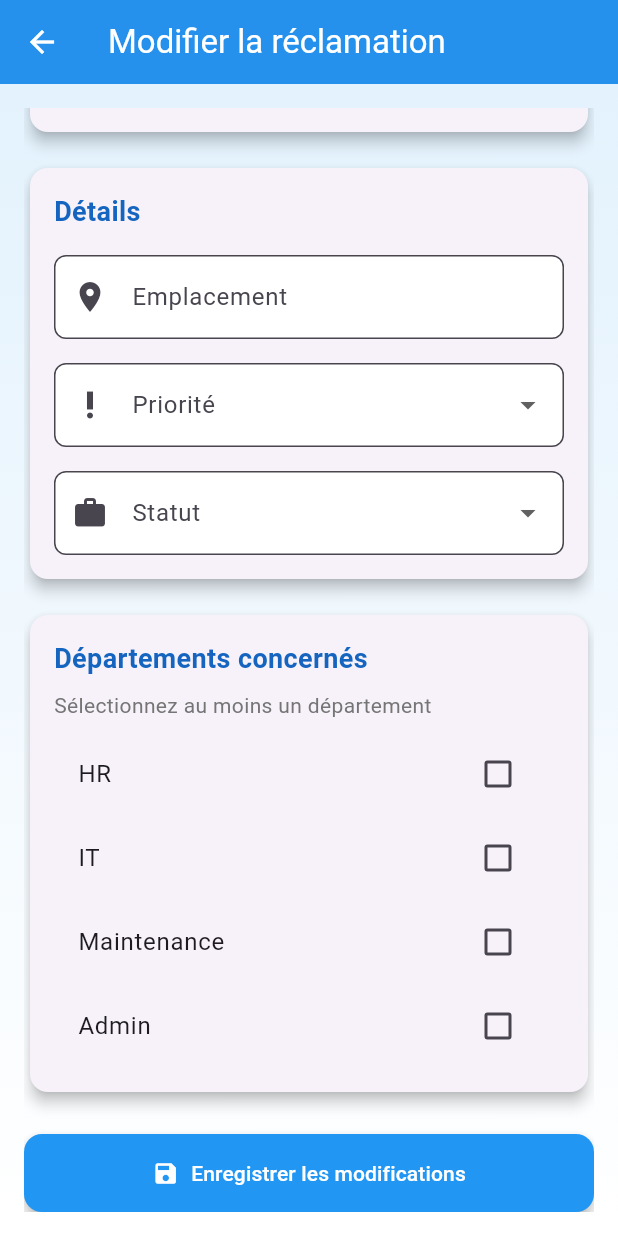
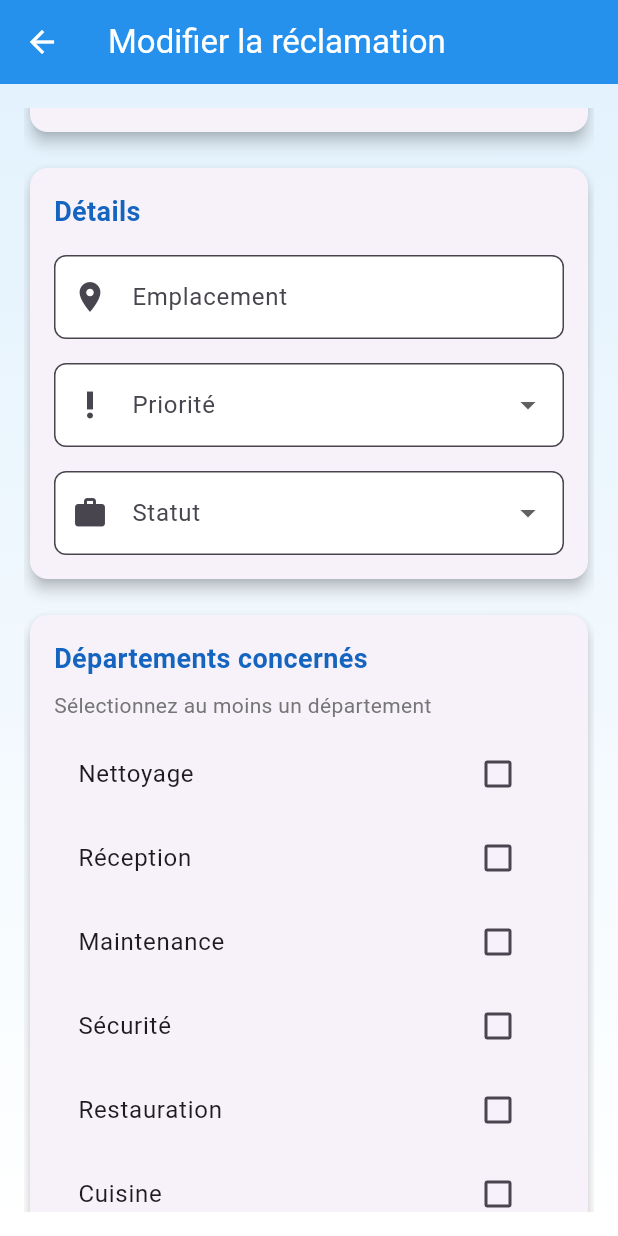
Before and after one commit to khlayyel/Gestion-de-reclamations-internes, a Flutter app: the EditReclamationForm screen opened directly with empty values, scrolled down 238 dp, on a phone screen of 412 x 824 dp. Run offline on Flutter 3.47's test engine with Material 3 defaults, Android fonts, the phone set to English and light mode, and no system bars; our stand-ins replace fl_chart, shared_preferences; accounts and stored records are empty.

Commit message:
3 Déploiement apres correction de la version mobile

```diff
--- a/lib/screens/edit_reclamation_form.dart
+++ b/lib/screens/edit_reclamation_form.dart
@@ -25,7 +25,18 @@ class _EditReclamationFormState extends State<EditReclamationForm> {
   late String _createdBy;
 
   // Liste des départements pour CheckboxListTile
-  final List<String> _availableDepartments = ['HR', 'IT', 'Maintenance', 'Admin'];
+  final List<String> _availableDepartments = [
+    'Nettoyage',
+    'Réception',
+    'Maintenance',
+    'Sécurité',
+    'Restauration',
+    'Cuisine',
+    'Blanchisserie',
+    'Spa',
+    'Informatique',
+    'Direction'
+  ];
 
   // Liste des priorités pour Dropdown
   final List<int> _priorityOptions = [1, 2, 3];
--- a/lib/screens/reclamation_form.dart
+++ b/lib/screens/reclamation_form.dart
@@ -28,21 +28,16 @@ class _ReclamationFormState extends State<ReclamationForm> {
 
   // Liste des départements pour CheckboxListTile
   final List<String> _availableDepartments = [
-    'HR',
-    'IT',
+    'Nettoyage',
+    'Réception',
     'Maintenance',
-    'Admin',
+    'Sécurité',
     'Restauration',
-    'Réception',
-    'Nettoyage',
-    'Sécurité',
-    'Comptabilité',
-    'Marketing',
-    'Ressources Humaines',
-    'Service Client',
-    'Direction',
-    'Logistique',
-    'Qualité'
+    'Cuisine',
+    'Blanchisserie',
+    'Spa',
+    'Informatique',
+    'Direction'
   ];
 
   // Liste des priorités avec leurs descriptions
--- a/lib/screens/reclamations_tab.dart
+++ b/lib/screens/reclamations_tab.dart
@@ -17,7 +17,7 @@ class _ReclamationsTabState extends State<ReclamationsTab> {
   DateTime? _startDate;
   DateTime? _endDate;
   final List<String> _statusOptions = ['New', 'In Progress', 'Done'];
-  final List<String> _departmentOptions = ['HR', 'IT', 'Maintenance', 'Admin'];
+  final List<String> _departmentOptions = ['Nettoyage', 'Réception', 'Maintenance', 'Sécurité', 'Restauration', 'Cuisine', 'Blanchisserie', 'Spa', 'Informatique', 'Direction'];
 
   // Définition de l'URL de base
   final String baseUrl = 'https://gestion-de-reclamations-internes.onrender.com';
--- a/lib/screens/staff_dashboard.dart
+++ b/lib/screens/staff_dashboard.dart
@@ -137,11 +137,7 @@ class _StaffDashboardState extends State<StaffDashboard> with SingleTickerProvid
 
     switch (menuIndex) {
       case 0: // Nouvelles réclamations
-        if (_userDepartment != null && _userDepartment!.isNotEmpty) {
-          filtered = filtered.where((r) => r.status == 'New' && r.departments.contains(_userDepartment)).toList();
-        } else {
-          filtered = filtered.where((r) => r.status == 'New').toList();
-        }
+        filtered = filtered.where((r) => r.status == 'New').toList();
         break;
       case 1: // Mes réclamations
         filtered = filtered.where((r) => r.createdBy == _userName).toList();
```
Also changed, not shown: 2 other files.
